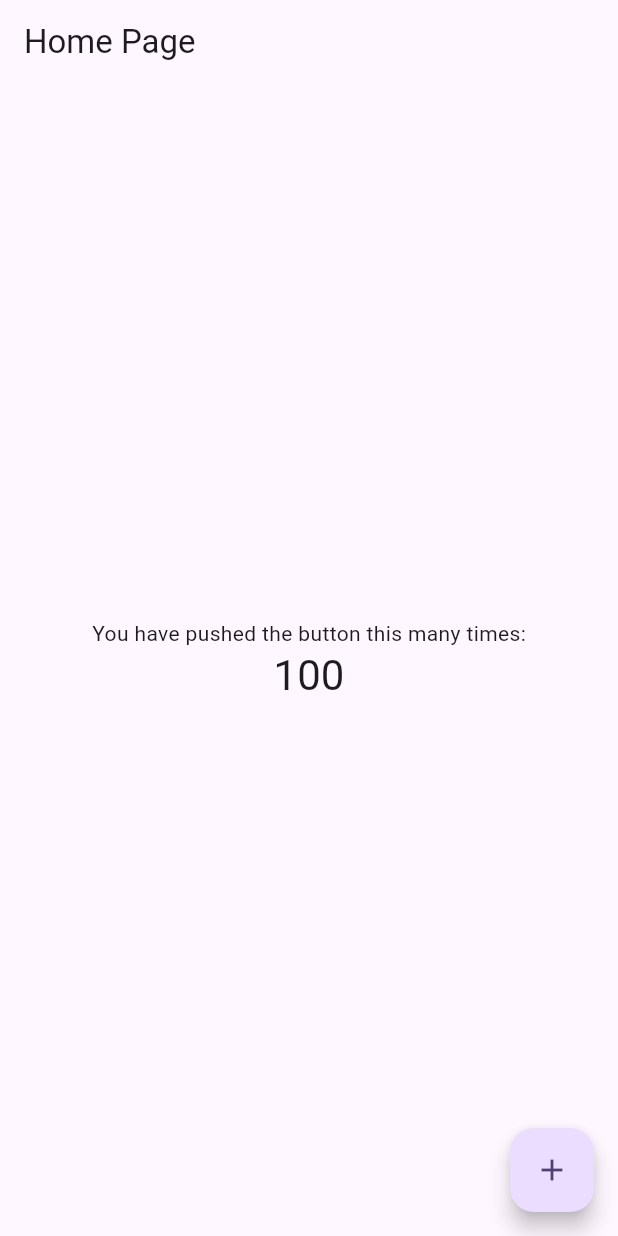
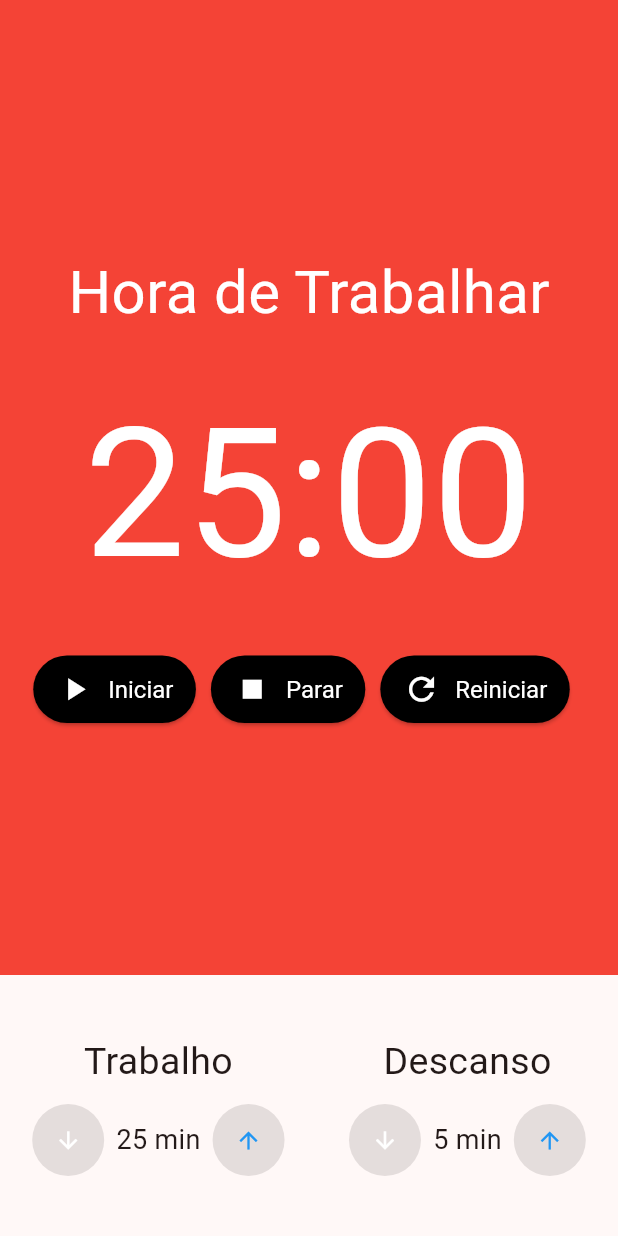
Before and after one commit to gilvancosta/flutter-pomodoro, a Flutter app: the screen it shows after launch, on a phone screen of 412 x 824 dp. Run offline on Flutter 3.47's test engine with Material 2 defaults, Android fonts, the phone set to English and light mode, and no system bars; our stand-ins replace flutter_mobx, mobx; generated files the repository leaves out were written again.

Commit message:
cronometro

```diff
--- a/lib/app/app.dart
+++ b/lib/app/app.dart
@@ -12,7 +12,7 @@
       // retirar banner de debug
       debugShowCheckedModeBanner: false,
       theme: ThemeData(
-        colorScheme: ColorScheme.fromSeed(seedColor: Colors.deepPurple),
+        colorScheme: ColorScheme.fromSeed(seedColor: Colors.red),
         useMaterial3: true,
       ),
       home: const HomePage(),
--- a/lib/app/ui/pages/home/home_page.dart
+++ b/lib/app/ui/pages/home/home_page.dart
@@ -1,6 +1,7 @@
 import 'package:flutter/material.dart';
-import 'package:flutter_mobx/flutter_mobx.dart';
-import '../../../domain/entities/counter.dart';
+
+import 'widgets/cronometro.dart';
+import 'widgets/entrada_tempo.dart';
 
 class HomePage extends StatefulWidget {
   const HomePage({super.key});
@@ -12,32 +13,32 @@
 class _HomePageState extends State<HomePage> {
   @override
   Widget build(BuildContext context) {
-    final store = Counter();
-
-    return Scaffold(
-      appBar: AppBar(
-        title: const Text('Home Page'),
-      ),
-      body: Center(
-        child: Column(
-          mainAxisAlignment: MainAxisAlignment.center,
-          children: [
-            const Text(
-              'You have pushed the button this many times:',
+    return const Scaffold(
+      body: Column(
+        crossAxisAlignment: CrossAxisAlignment.stretch,
+        children: [
+          Expanded(
+            child: SizedBox(
+              child: Cronometro(),
             ),
-            Observer(
-              builder: (_) => Text(
-                '${store.contador}',
-                style: Theme.of(context).textTheme.headlineMedium,
-              ),
+          ),
+          Padding(
+            padding: EdgeInsets.symmetric(vertical: 40),
+            child: Row(
+              mainAxisAlignment: MainAxisAlignment.spaceAround,
+              children: [
+                EntradaTempo(
+                  title: 'Trabalho',
+                  valuer: 25,
+                ),
+                EntradaTempo(
+                  title: 'Descanso',
+                  valuer: 5,
+                ),
+              ],
             ),
-          ],
-        ),
-      ),
-      floatingActionButton: FloatingActionButton(
-        onPressed: store.incrementar,
-        tooltip: 'Increment',
-        child: const Icon(Icons.add),
+          )
+        ],
       ),
     );
   }
--- a/lib/app/ui/pages/home/widgets/cronometro.dart
+++ b/lib/app/ui/pages/home/widgets/cronometro.dart
@@ -0,0 +1,63 @@
+import 'package:flutter/material.dart';
+
+import 'cronometro_botao.dart';
+
+class Cronometro extends StatelessWidget {
+  const Cronometro({super.key});
+
+  @override
+  Widget build(BuildContext context) {
+    return Container(
+      color: Colors.red,
+      child: Column(
+        mainAxisAlignment: MainAxisAlignment.center,
+        // crossAxisAlignment: CrossAxisAlignment.center,
+        children: [
+          const Text(
+            'Hora de Trabalhar',
+            style: TextStyle(
+              fontSize: 40,
+              color: Colors.white,
+            ),
+          ),
+          const SizedBox(height: 20),
+          const Text('25:00',
+              style: TextStyle(
+                fontSize: 120,
+                color: Colors.white,
+              )),
+          const SizedBox(height: 20),
+          Row(
+            mainAxisAlignment: MainAxisAlignment.center,
+            children: [
+              Padding(
+                padding: const EdgeInsets.only(right: 10),
+                child: CronometroBotao(
+                  texto: 'Iniciar',
+                  icone: Icons.play_arrow,
+                  click: () {},
+                ),
+              ),
+              Padding(
+                padding: const EdgeInsets.only(right: 10),
+                child: CronometroBotao(
+                  texto: 'Parar',
+                  icone: Icons.stop,
+                  click: () {},
+                ),
+              ),
+              Padding(
+                padding: const EdgeInsets.only(right: 10),
+                child: CronometroBotao(
+                  texto: 'Reiniciar',
+                  icone: Icons.refresh,
+                  click: () {},
+                ),
+              ),
+            ],
+          )
+        ],
+      ),
+    );
+  }
+}
--- a/lib/app/ui/pages/home/widgets/cronometro_botao.dart
+++ b/lib/app/ui/pages/home/widgets/cronometro_botao.dart
@@ -0,0 +1,47 @@
+import 'package:flutter/material.dart';
+
+class CronometroBotao extends StatelessWidget {
+  final String texto;
+  final IconData icone;
+  final void Function()? click;
+
+  const CronometroBotao({
+    required this.texto,
+    required this.icone,
+    this.click,
+    super.key,
+  });
+
+  @override
+  Widget build(BuildContext context) {
+    return ElevatedButton(
+      style: ElevatedButton.styleFrom(
+        backgroundColor: Colors.black,
+        padding: const EdgeInsets.symmetric(
+          horizontal: 15,
+          vertical: 10,
+        ),
+        textStyle: const TextStyle(
+          fontSize: 25,
+        ),
+      ),
+      onPressed: click,
+      child: Row(
+        children: [
+          Padding(
+            padding: const EdgeInsets.only(right: 10),
+            child: Icon(
+              icone,
+              size: 25,
+              color: Colors.white,
+            ),
+          ),
+          Text(
+            texto,
+            style: const TextStyle(fontSize: 16, color: Colors.white),
+          ),
+        ],
+      ),
+    );
+  }
+}
--- /dev/null
+++ b/lib/app/ui/pages/home/widgets/entrada_tempo.dart
@@ -0,0 +1,63 @@
+// ignore_for_file: public_member_api_docs, sort_constructors_first
+import 'package:flutter/material.dart';
+
+class EntradaTempo extends StatelessWidget {
+  final String title;
+  final int valuer;
+  final void Function()? inc;
+  final void Function()? dec;
+  const EntradaTempo({
+    Key? key,
+    required this.title,
+    required this.valuer,
+    this.inc,
+    this.dec,
+  }) : super(key: key);
+
+  @override
+  Widget build(BuildContext context) {
+    return Column(
+      crossAxisAlignment: CrossAxisAlignment.center,
+      children: [
+        Text(title,
+            style: const TextStyle(
+              fontSize: 25,
+            )),
+        const SizedBox(height: 10),
+        Row(
+          mainAxisAlignment: MainAxisAlignment.center,
+          children: [
+            ElevatedButton(
+              onPressed: dec,
+              style: ElevatedButton.styleFrom(
+                shape: const CircleBorder(),
+                padding: const EdgeInsets.all(15),
+                backgroundColor: Colors.red,
+              ),
+              child: const Icon(
+                Icons.arrow_downward,
+                color: Colors.white,
+              ),
+            ),
+            Text(
+              '${valuer.toString()} min',
+              style: const TextStyle(fontSize: 18),
+            ),
+            ElevatedButton(
+              onPressed: inc,
+              style: ElevatedButton.styleFrom(
+                shape: const CircleBorder(),
+                padding: const EdgeInsets.all(15),
+                backgroundColor: Colors.red,
+              ),
+              child: const Icon(
+                Icons.arrow_upward,
+                color: Colors.blue,
+              ),
+            ),
+          ],
+        ),
+      ],
+    );
+  }
+}
```
Also changed, not shown: lib/app/ui/pages/home/widgets/wntrada_tempo.dart (deleted).
